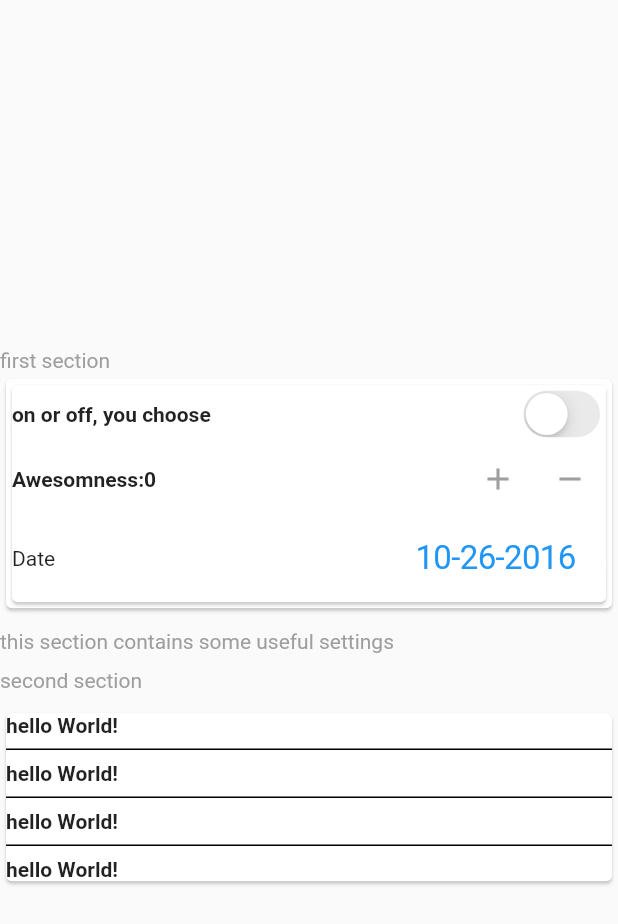
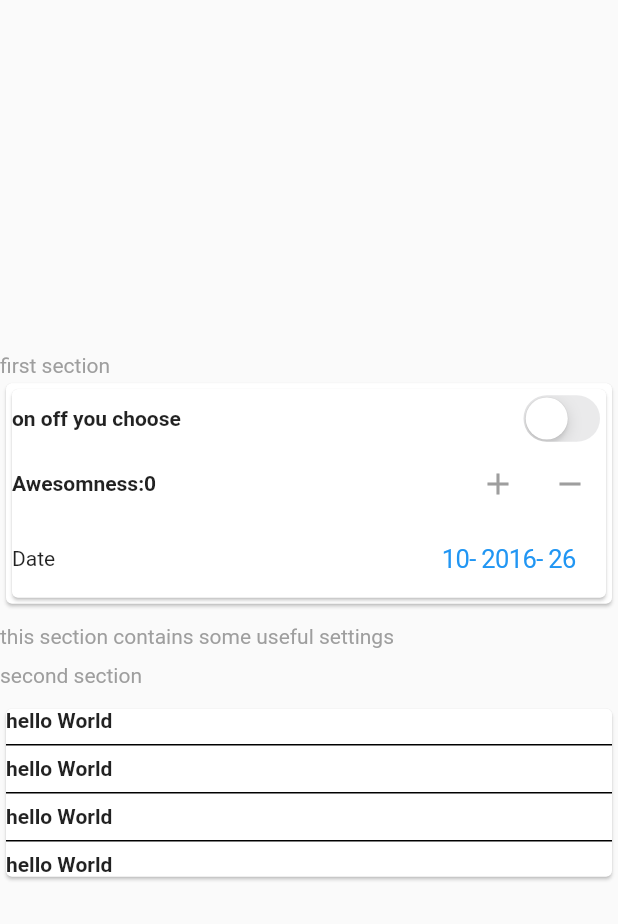
Before and after one commit to Amjadyabroudi128/demo, a Flutter app: the screen it shows after launch, on a phone screen of 412 x 824 dp. Shown: the top 924 px of the screen. Run offline on Flutter 3.47's test engine with Material 2 defaults, Android fonts, the phone set to English and light mode, and no system bars.

Commit message:
Update main.dart

```diff
--- a/lib/main.dart
+++ b/lib/main.dart
@@ -33,10 +33,13 @@ class _DemoState extends State<Demo> {
     });
   }
   bool isSwitched = false;
+  ThemeData _dark = ThemeData(brightness: Brightness.dark, primaryColor: Colors.white);
+  ThemeData _light = ThemeData(brightness: Brightness.light, primaryColor: Colors.black);
   DateTime dateTime = DateTime(3000, 2, 1, 10, 20);
   @override
   Widget build(BuildContext context) {
     return MaterialApp(
+      theme: isSwitched ? _dark : _light,
       debugShowCheckedModeBanner: false,
       home: Scaffold(
         body: Center(
@@ -52,7 +55,7 @@ class _DemoState extends State<Demo> {
                       children: [
                         Row(
                           children: [
-                            Text('on or off, you choose', style: TextStyle(fontWeight: FontWeight.bold)),
+                            Text('on off you choose', style: TextStyle(fontWeight: FontWeight.bold)),
                             Spacer(),
                             CupertinoSwitch(
                               value: isSwitched,
@@ -101,18 +104,19 @@ class _DemoState extends State<Demo> {
               Card(
                   child: Container(
                     child: Column(
+
                       crossAxisAlignment: CrossAxisAlignment.start,
                       children: [
-                        Text('hello World!', style: TextStyle(fontWeight: FontWeight.bold),),
+                        Text('hello World', style: TextStyle(fontWeight: FontWeight.bold),),
                         Divider(color: Colors.black, thickness: 1,),
-                        Text('hello World!', style: TextStyle(fontWeight: FontWeight.bold),),
+                        Text('hello World', style: TextStyle(fontWeight: FontWeight.bold),),
                         Divider(color: Colors.black, thickness: 1,),
-                        Text('hello World!', style: TextStyle(fontWeight: FontWeight.bold),),
+                        Text('hello World', style: TextStyle(fontWeight: FontWeight.bold),),
                         Divider(color: Colors.black, thickness: 1,),
-                        Text('hello World!', style: TextStyle(fontWeight: FontWeight.bold),),
+                        Text('hello World', style: TextStyle(fontWeight: FontWeight.bold),),
                       ],
                     ),
-                  )
+                  ),
               )
             ],
           ),
@@ -156,6 +160,7 @@ class _DatePickerExampleState extends State<DatePickerExample> {
   @override
   Widget build(BuildContext context) {
     return CupertinoButton(
+
       // Display a CupertinoDatePicker in date picker mode.
       onPressed: () => _showDialog(
         CupertinoDatePicker(
@@ -173,12 +178,10 @@ class _DatePickerExampleState extends State<DatePickerExample> {
       // In this example, the date is formatted manually. You can
       // use the intl package to format the value based on the
       // user's locale settings.
-      child: Text(
-        '${date.month}-${date.day}-${date.year}',
-        style: const TextStyle(
-          fontSize: 22.0,
-        ),
-      ),
+      child: Container(
+        color: Colors.white,
+        child: Text('${date.month}- ${date.year}- ${date.day}'),
+      )
     );
 
   }
```
